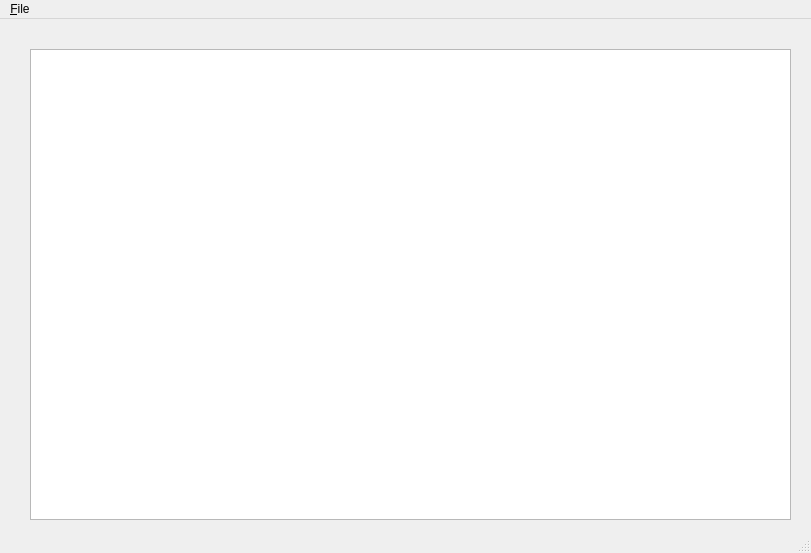
bjk116/PyBiz, file views/main_window/main_window.ui: the form before one commit.
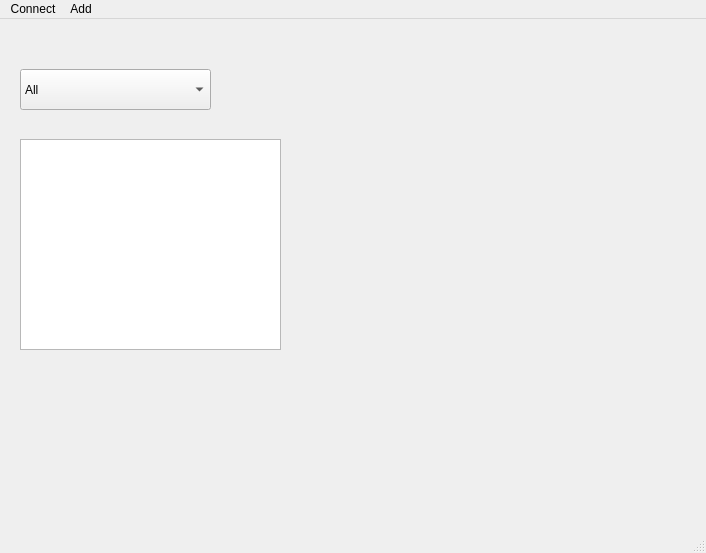
The form after the commit.

Commit message: Windows list now populates with db, fixed window title, refresh function not working yet

Diff of the .ui file:
```diff
--- a/views/main_window/main_window.ui
+++ b/views/main_window/main_window.ui
@@ -6,7 +6,7 @@
    <rect>
     <x>0</x>
     <y>0</y>
-    <width>811</width>
+    <width>706</width>
     <height>553</height>
    </rect>
   </property>
@@ -14,13 +14,53 @@
    <string>MainWindow</string>
   </property>
   <widget class="QWidget" name="centralwidget">
-   <widget class="QTableWidget" name="tableWidget">
+   <widget class="QComboBox" name="comboBox">
     <property name="geometry">
      <rect>
-      <x>30</x>
-      <y>30</y>
-      <width>761</width>
-      <height>471</height>
+      <x>20</x>
+      <y>50</y>
+      <width>191</width>
+      <height>41</height>
+     </rect>
+    </property>
+    <item>
+     <property name="text">
+      <string>All</string>
+     </property>
+    </item>
+    <item>
+     <property name="text">
+      <string>Global</string>
+     </property>
+    </item>
+    <item>
+     <property name="text">
+      <string>Projects</string>
+     </property>
+    </item>
+    <item>
+     <property name="text">
+      <string>Quotes</string>
+     </property>
+    </item>
+    <item>
+     <property name="text">
+      <string>Summary</string>
+     </property>
+    </item>
+    <item>
+     <property name="text">
+      <string>Time Entry\Expense</string>
+     </property>
+    </item>
+   </widget>
+   <widget class="QListWidget" name="listOfWindows">
+    <property name="geometry">
+     <rect>
+      <x>20</x>
+      <y>120</y>
+      <width>261</width>
+      <height>211</height>
      </rect>
     </property>
    </widget>
@@ -30,17 +70,27 @@
     <rect>
      <x>0</x>
      <y>0</y>
-     <width>811</width>
+     <width>706</width>
      <height>18</height>
     </rect>
    </property>
    <widget class="QMenu" name="menuFile">
     <property name="title">
-     <string>&amp;File</string>
+     <string>Connect</string>
     </property>
-    <addaction name="actionOpen_CSV"/>
+    <addaction name="actionConnect_to_Database"/>
+   </widget>
+   <widget class="QMenu" name="menuAdd">
+    <property name="title">
+     <string>Add</string>
+    </property>
+    <addaction name="actionAdd_Window"/>
+    <addaction name="actionAdd_Table"/>
+    <addaction name="actionAdd_Component"/>
+    <addaction name="actionAdd_Relationship"/>
    </widget>
    <addaction name="menuFile"/>
+   <addaction name="menuAdd"/>
   </widget>
   <widget class="QStatusBar" name="statusbar"/>
   <action name="actionOpen_CSV">
```
Left out of the diff: 34 changed lines with no effect on the pictures. The commit also changes 4 other files.
